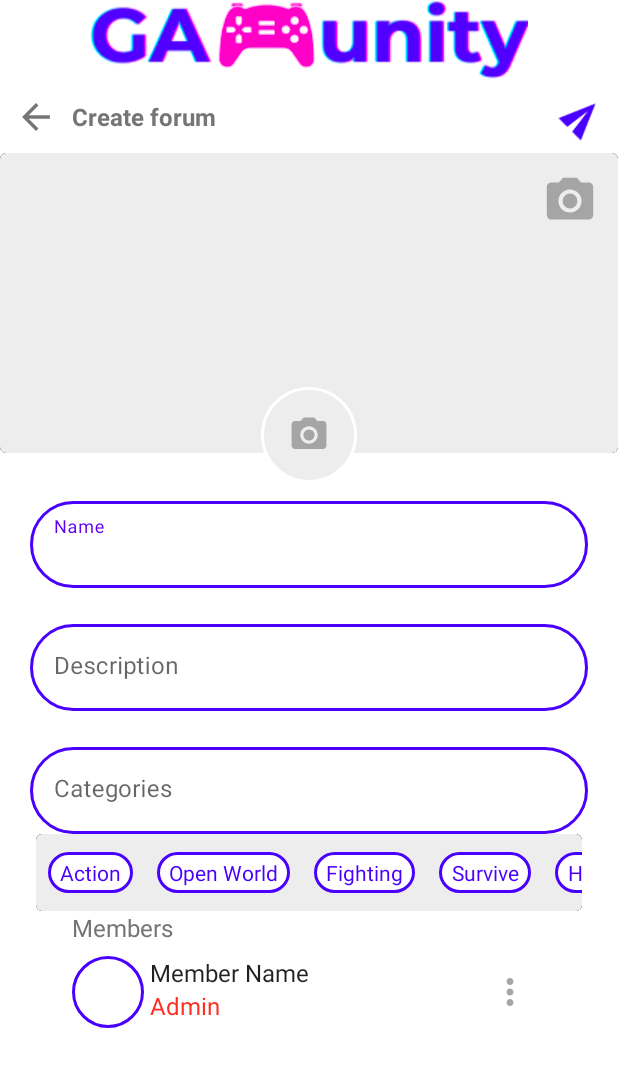
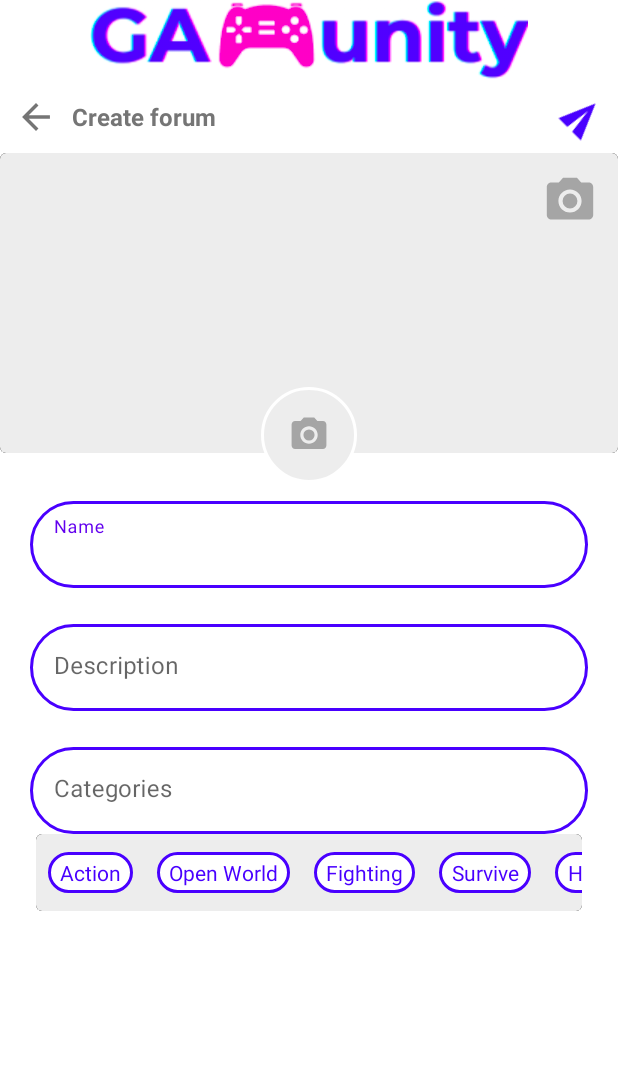
Before and after one commit to Kisari/GAMunity-Android-Development, an Android app: the CreateForumView screen opened directly, with no data from a screen before it, on a phone screen of 412 x 824 dp. Shown: the top 1067 px of the screen. Run offline under Robolectric (Android 15) with nearby library versions, the phone set to English and light mode, and no system bars; our stand-ins replace Firebase (no records; nobody signed in at launch, a user with empty details on screens opened directly).

Commit message:
Fix the image change in order in Forum List View (replace with glide library).

```diff
--- a/app/build.gradle.kts
+++ b/app/build.gradle.kts
@@ -34,6 +34,7 @@ android {
 
 dependencies {
     implementation("androidx.appcompat:appcompat:1.6.1")
+    implementation ("com.github.bumptech.glide:glide:4.16.0")
     implementation("androidx.constraintlayout:constraintlayout:2.1.4")
     implementation("com.google.android.material:material:1.11.0")
     implementation("com.google.firebase:firebase-firestore:24.10.0")
--- a/app/src/main/java/rmitcom/asm1/gamunity/components/UI/DatePicker.java
+++ b/app/src/main/java/rmitcom/asm1/gamunity/components/ui/DatePicker.java
@@ -1,4 +1,4 @@
-package rmitcom.asm1.gamunity.components.UI;
+package rmitcom.asm1.gamunity.components.ui;
 
 import android.app.Activity;
 import android.app.DatePickerDialog;
--- a/app/src/main/res/layout/activity_create_forum_view.xml
+++ b/app/src/main/res/layout/activity_create_forum_view.xml
@@ -193,79 +193,79 @@
 
         </LinearLayout>
 
-        <LinearLayout
-            android:layout_width="match_parent"
-            android:layout_height="wrap_content"
-            android:orientation="vertical"
-            android:layout_marginHorizontal="48dp">
+<!--        <LinearLayout-->
+<!--            android:layout_width="match_parent"-->
+<!--            android:layout_height="wrap_content"-->
+<!--            android:orientation="vertical"-->
+<!--            android:layout_marginHorizontal="48dp">-->
 
-            <TextView
-                android:layout_width="match_parent"
-                android:layout_height="wrap_content"
-                android:text="@string/members"
-                style="@style/TextAppearance.AppCompat.Subhead"
-                android:textColor="#757575"
-                >
+<!--            <TextView-->
+<!--                android:layout_width="match_parent"-->
+<!--                android:layout_height="wrap_content"-->
+<!--                android:text="@string/members"-->
+<!--                style="@style/TextAppearance.AppCompat.Subhead"-->
+<!--                android:textColor="#757575"-->
+<!--                >-->
 
-            </TextView>
+<!--            </TextView>-->
 
-            <LinearLayout
-                android:layout_width="match_parent"
-                android:layout_height="wrap_content"
-                android:orientation="horizontal"
-                android:layout_marginVertical="8dp">
+<!--            <LinearLayout-->
+<!--                android:layout_width="match_parent"-->
+<!--                android:layout_height="wrap_content"-->
+<!--                android:orientation="horizontal"-->
+<!--                android:layout_marginVertical="8dp">-->
 
-                <ImageView
-                    android:layout_width="48dp"
-                    android:layout_height="48dp"
-                    android:background="@drawable/rounded_pill_purple_stroke"
-                    android:importantForAccessibility="no" />
+<!--                <ImageView-->
+<!--                    android:layout_width="48dp"-->
+<!--                    android:layout_height="48dp"-->
+<!--                    android:background="@drawable/rounded_pill_purple_stroke"-->
+<!--                    android:importantForAccessibility="no" />-->
 
-                <LinearLayout
-                    android:layout_width="wrap_content"
-                    android:layout_height="match_parent"
-                    android:orientation="vertical"
-                    android:layout_marginStart="4dp">
+<!--                <LinearLayout-->
+<!--                    android:layout_width="wrap_content"-->
+<!--                    android:layout_height="match_parent"-->
+<!--                    android:orientation="vertical"-->
+<!--                    android:layout_marginStart="4dp">-->
 
-                    <TextView
-                        android:id="@+id/forumAdminName"
-                        android:layout_width="wrap_content"
-                        android:layout_height="wrap_content"
-                        android:text="@string/member_name"
-                        style="@style/TextAppearance.AppCompat.Subhead">
+<!--                    <TextView-->
+<!--                        android:id="@+id/forumAdminName"-->
+<!--                        android:layout_width="wrap_content"-->
+<!--                        android:layout_height="wrap_content"-->
+<!--                        android:text="@string/member_name"-->
+<!--                        style="@style/TextAppearance.AppCompat.Subhead">-->
 
-                    </TextView>
+<!--                    </TextView>-->
 
-                    <TextView
-                        android:id="@+id/forumRoleDescription"
-                        android:layout_width="wrap_content"
-                        android:layout_height="wrap_content"
-                        android:text="@string/admin"
-                        android:textColor="#FF2C20"
-                        style="@style/TextAppearance.AppCompat.Subhead">
+<!--                    <TextView-->
+<!--                        android:id="@+id/forumRoleDescription"-->
+<!--                        android:layout_width="wrap_content"-->
+<!--                        android:layout_height="wrap_content"-->
+<!--                        android:text="@string/admin"-->
+<!--                        android:textColor="#FF2C20"-->
+<!--                        style="@style/TextAppearance.AppCompat.Subhead">-->
 
-                    </TextView>
+<!--                    </TextView>-->
 
-                </LinearLayout>
+<!--                </LinearLayout>-->
 
-                <LinearLayout
-                    android:layout_width="0dp"
-                    android:layout_weight="1"
-                    android:layout_height="wrap_content"
-                    android:gravity="end">
+<!--                <LinearLayout-->
+<!--                    android:layout_width="0dp"-->
+<!--                    android:layout_weight="1"-->
+<!--                    android:layout_height="wrap_content"-->
+<!--                    android:gravity="end">-->
 
-                    <ImageView
-                        android:layout_width="48dp"
-                        android:layout_height="48dp"
-                        android:backgroundTint="@color/white"
-                        android:src="@drawable/more_icon_foreground"
-                        android:importantForAccessibility="no">
-                    </ImageView>
+<!--                    <ImageView-->
+<!--                        android:layout_width="48dp"-->
+<!--                        android:layout_height="48dp"-->
+<!--                        android:backgroundTint="@color/white"-->
+<!--                        android:src="@drawable/more_icon_foreground"-->
+<!--                        android:importantForAccessibility="no">-->
+<!--                    </ImageView>-->
 
-                </LinearLayout>
+<!--                </LinearLayout>-->
 
-            </LinearLayout>
-        </LinearLayout>
+<!--            </LinearLayout>-->
+<!--        </LinearLayout>-->
 
     </LinearLayout>
 
```
Also changed, not shown: app/src/main/java/rmitcom/asm1/gamunity/adapter/ForumListAdapter.java (+5 -2 lines), app/src/main/java/rmitcom/asm1/gamunity/components/UI/AsyncImage.java (deleted, +0 -56 lines), app/src/main/java/rmitcom/asm1/gamunity/components/ui/AsyncImage.java (added, +67 -0 lines), app/src/main/res/layout/ui_forum_list_view_item.xml (+47 -5 lines).
